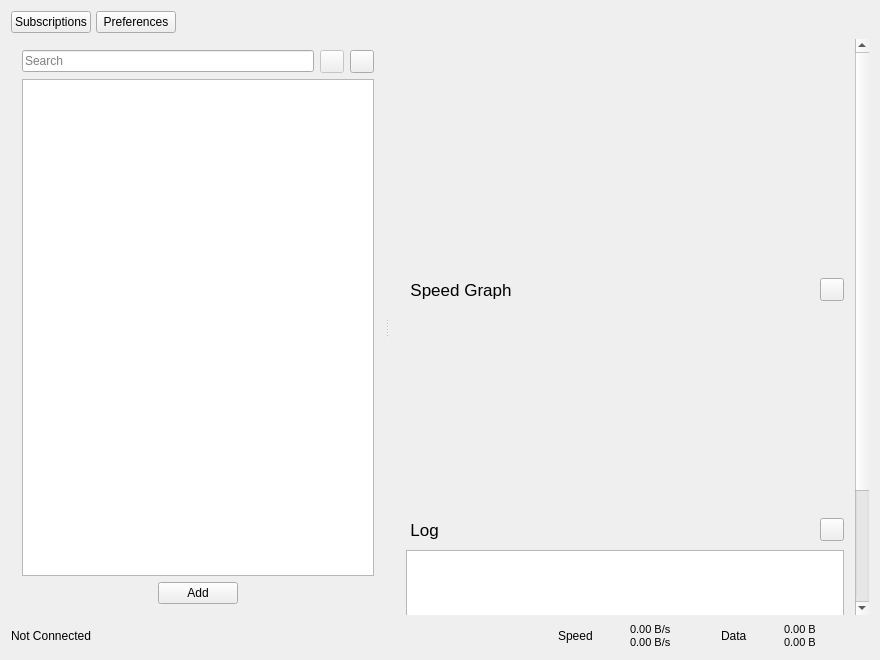
Old version of the form src/ui/w_MainWindow.ui in the repository Qv2ray/Qv2ray.
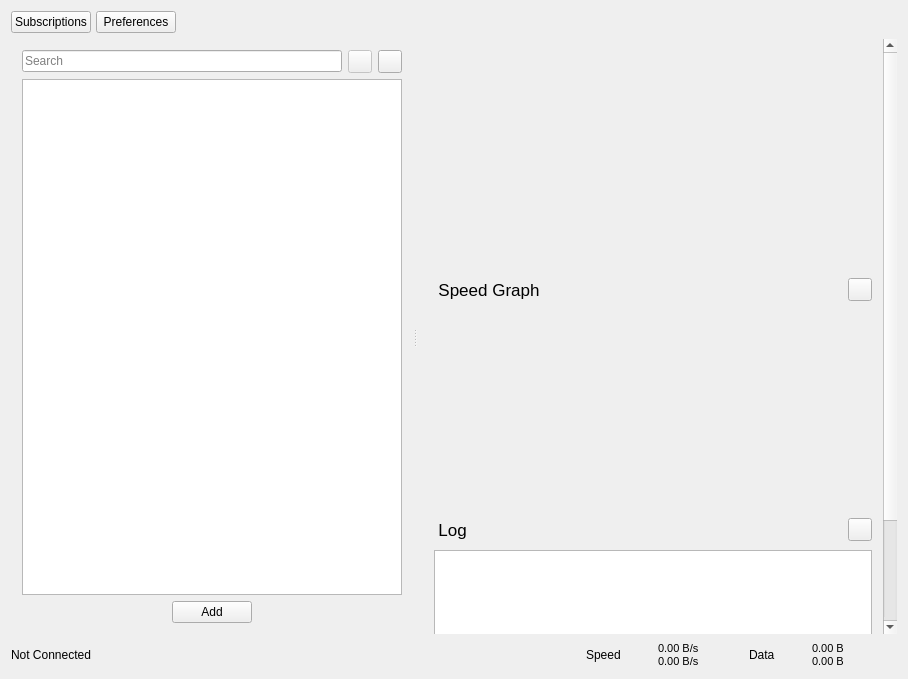
New version of the form. Icons and pictures are not drawn.

Commit message: fix: removed UI size limit

Patch:
```diff
--- a/src/ui/w_MainWindow.ui
+++ b/src/ui/w_MainWindow.ui
@@ -6,16 +6,10 @@
    <rect>
     <x>0</x>
     <y>0</y>
-    <width>880</width>
-    <height>660</height>
+    <width>908</width>
+    <height>679</height>
    </rect>
   </property>
-  <property name="minimumSize">
-   <size>
-    <width>780</width>
-    <height>530</height>
-   </size>
-  </property>
   <property name="windowTitle">
    <string>Qv2ray</string>
   </property>
@@ -48,12 +42,9 @@
         <property name="orientation">
          <enum>Qt::Horizontal</enum>
         </property>
-        <property name="sizeType">
-         <enum>QSizePolicy::Maximum</enum>
-        </property>
         <property name="sizeHint" stdset="0">
          <size>
-          <width>999999999</width>
+          <width>0</width>
           <height>0</height>
          </size>
         </property>
@@ -427,8 +418,8 @@
         </property>
         <property name="sizeHint" stdset="0">
          <size>
-          <width>40</width>
-          <height>20</height>
+          <width>0</width>
+          <height>0</height>
          </size>
         </property>
        </spacer>
```
The commit also changes 7 other files.
